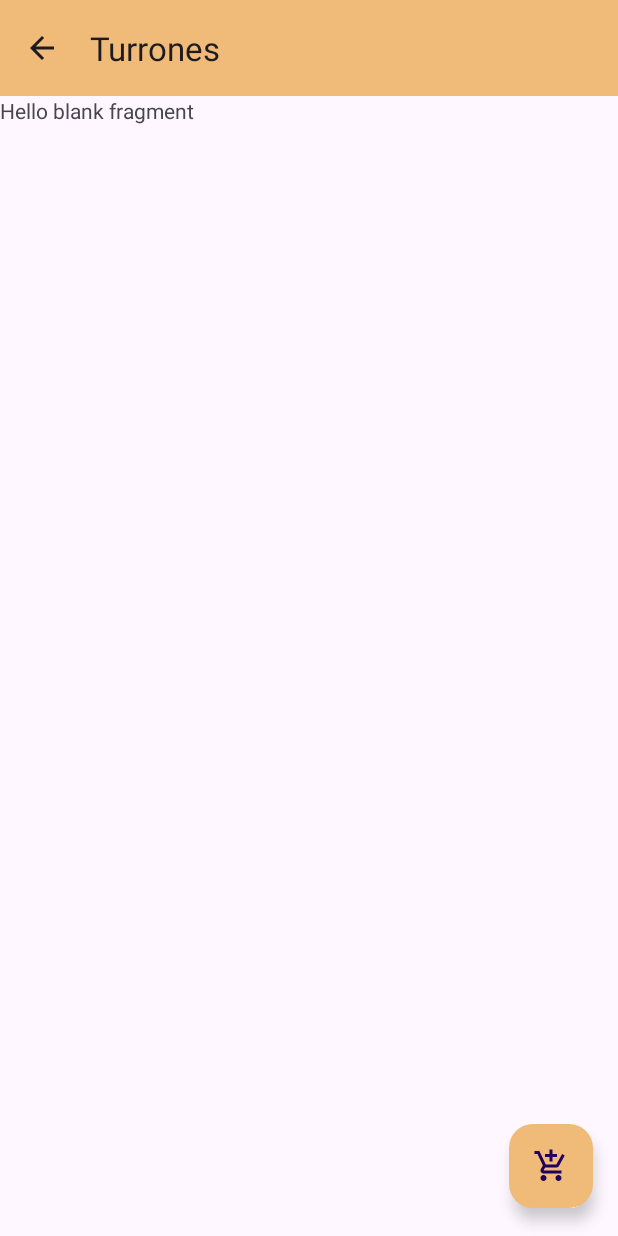
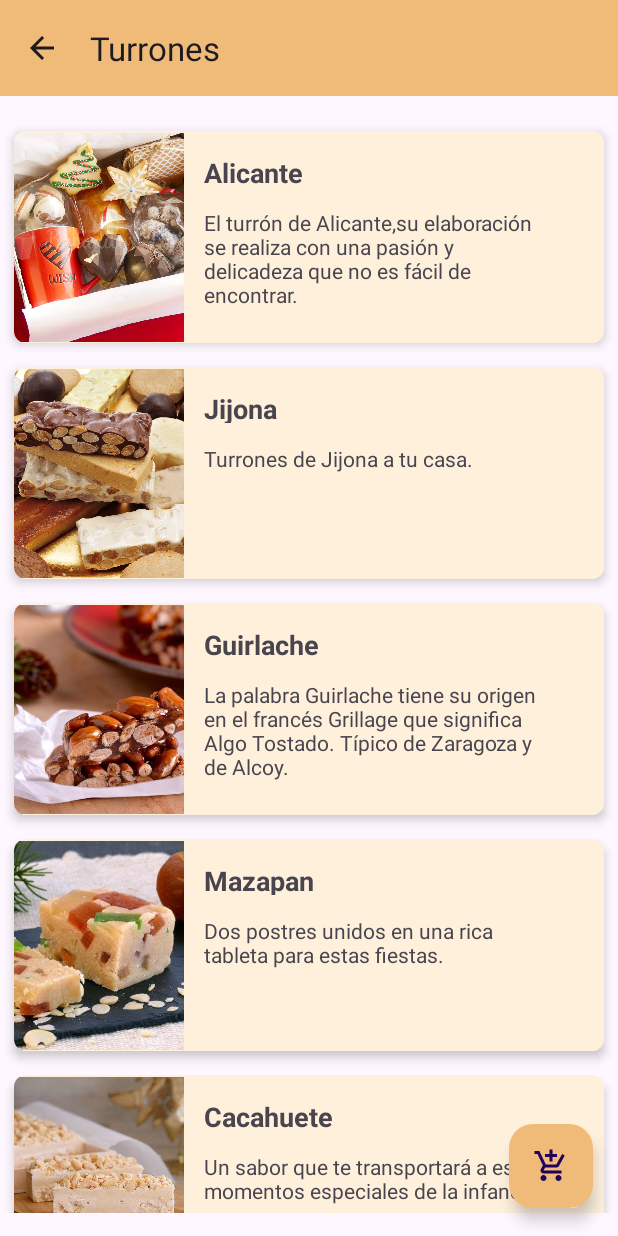
Before and after one commit to navfer/turrones-clasico, an Android app: the screen it shows after launch (MainActivity), after a tap on "Turrones", on a phone screen of 412 x 824 dp. Run offline under Robolectric (Android 15) with nearby library versions, the phone set to English and light mode, and no system bars.

Commit message:
navegacion a las subcategorias

```diff
--- a/app/src/main/java/com/navfer/turronesvegabajaclasico/Categoria.kt
+++ b/app/src/main/java/com/navfer/turronesvegabajaclasico/Categoria.kt
@@ -125,10 +125,15 @@ data class Categoria(
             listaCategorias.add(Categoria("Turrones", R.drawable.turron_imagen, "Turrones de todas las clases.", true, subcategorias = subTurrones))
             listaCategorias.add(Categoria("Pasteleria", R.drawable.pasteleria_imagen, "Nuestra sección de pastelería con todo lo necesario para estas fiestas.", true, subcategorias = subPasteleria))
             listaCategorias.add(Categoria("Packs", R.drawable.pack_imagen, "Nuestros pack combinados, las mejores selecciones para todos los gustos.", true, productos = productosPacks))
-
         }
 
         fun getCategorias(): List<Categoria> = listaCategorias
+
+        fun getSubcategorias(nombre:String): List<Categoria>{
+            val categorias = Categoria.getCategorias().find { it.nombre == nombre }
+            val sub = categorias?.subcategorias ?: listOf()
+            return sub
+        }
     }
 
     fun addProducto(producto: Producto) {
--- a/app/src/main/java/com/navfer/turronesvegabajaclasico/MainFragment.kt
+++ b/app/src/main/java/com/navfer/turronesvegabajaclasico/MainFragment.kt
@@ -9,7 +9,6 @@ import android.widget.LinearLayout
 import androidx.recyclerview.widget.GridLayoutManager
 import androidx.recyclerview.widget.LinearLayoutManager
 import androidx.recyclerview.widget.RecyclerView
-
 
 class MainFragment : Fragment() {
     override fun onCreate(savedInstanceState: Bundle?) {
@@ -42,13 +41,11 @@ class MainFragment : Fragment() {
                 //PULSAMOS EN SECCION DE PASTELERIA
                 "Pasteleria" -> {
                     (activity as? MainActivity)?.cambiarFragmento(PasteleriaSeccionFragment.newInstance(), "Pastelería")
-
                 }
 
                 //PULSAMOS EN SECCION DE PACK Y COMBINADOS
                 "Packs" -> {
                     (activity as? MainActivity)?.cambiarFragmento(CombinadosFragment.newInstance(), "Packs y combinados")
-
                 }
             }
         }
--- a/app/src/main/java/com/navfer/turronesvegabajaclasico/TurronesSeccionFragment.kt
+++ b/app/src/main/java/com/navfer/turronesvegabajaclasico/TurronesSeccionFragment.kt
@@ -5,6 +5,8 @@ import androidx.fragment.app.Fragment
 import android.view.LayoutInflater
 import android.view.View
 import android.view.ViewGroup
+import androidx.recyclerview.widget.LinearLayoutManager
+import androidx.recyclerview.widget.RecyclerView
 
 
 class TurronesSeccionFragment : Fragment() {
@@ -26,4 +28,45 @@ class TurronesSeccionFragment : Fragment() {
         return inflater.inflate(R.layout.fragment_turrones_seccion, container, false)
     }
 
+    override fun onViewCreated(view: View, savedInstanceState: Bundle?) {
+        super.onViewCreated(view, savedInstanceState)
+        val recyclerView: RecyclerView = view.findViewById(R.id.recyclerView)
+
+        // Configuración del RecyclerView
+        val sub = Categoria.getSubcategorias("Turrones")
+        val adaptador = CategoriaAdaptador(sub) { seleccion ->
+
+            when(seleccion.nombre){
+
+                "Alicante" -> {
+
+                }
+
+                "jijona" -> {
+
+                }
+
+                "Guirlache" ->{
+
+                }
+
+                "Mazapan" -> {
+
+                }
+
+                "Cacahuete" -> {
+
+                }
+
+                "A la piedra" -> {
+
+                }
+            }
+        }
+
+        val layoutManager = LinearLayoutManager(requireContext())
+        recyclerView.layoutManager = layoutManager
+        recyclerView.adapter = adaptador
+    }
+
 }
--- a/app/src/main/res/layout/card_categoria.xml
+++ b/app/src/main/res/layout/card_categoria.xml
@@ -11,14 +11,14 @@
 
     <androidx.constraintlayout.widget.ConstraintLayout
         android:layout_width="match_parent"
-        android:layout_height="wrap_content"
+        android:layout_height="141dp"
         android:background="@color/secundario">
 
 
         <ImageView
             android:id="@+id/imagenCategoria"
-            android:layout_width="100dp"
-            android:layout_height="100dp"
+            android:layout_width="113dp"
+            android:layout_height="139dp"
             android:scaleType="centerCrop"
             app:layout_constraintBottom_toBottomOf="parent"
             app:layout_constraintStart_toStartOf="parent"
@@ -33,20 +33,20 @@
             android:textStyle="bold"
             app:layout_constraintBottom_toBottomOf="parent"
             app:layout_constraintEnd_toEndOf="parent"
-            app:layout_constraintHorizontal_bias="0.587"
+            app:layout_constraintHorizontal_bias="0.659"
             app:layout_constraintStart_toStartOf="parent"
             app:layout_constraintTop_toTopOf="parent"
-            app:layout_constraintVertical_bias="0.205" />
+            app:layout_constraintVertical_bias="0.126" />
 
         <TextView
             android:id="@+id/descripcionCategoria"
-            android:layout_width="254dp"
-            android:layout_height="43dp"
+            android:layout_width="230dp"
+            android:layout_height="79dp"
             android:layout_marginTop="14dp"
             android:text="Esta va a ser la descripcion de la categoría."
             app:layout_constraintBottom_toBottomOf="parent"
             app:layout_constraintEnd_toEndOf="parent"
-            app:layout_constraintHorizontal_bias="0.808"
+            app:layout_constraintHorizontal_bias="0.775"
             app:layout_constraintStart_toStartOf="parent"
             app:layout_constraintTop_toBottomOf="@+id/nombreCategoria"
             app:layout_constraintVertical_bias="0.0" />
--- a/app/src/main/res/layout/fragment_turrones_seccion.xml
+++ b/app/src/main/res/layout/fragment_turrones_seccion.xml
@@ -1,14 +1,23 @@
 <?xml version="1.0" encoding="utf-8"?>
 <FrameLayout xmlns:android="http://schemas.android.com/apk/res/android"
+    xmlns:app="http://schemas.android.com/apk/res-auto"
     xmlns:tools="http://schemas.android.com/tools"
     android:layout_width="match_parent"
     android:layout_height="match_parent"
     tools:context=".TurronesSeccionFragment">
 
-    <!-- TODO: Update blank fragment layout -->
-    <TextView
+
+    <androidx.constraintlayout.widget.ConstraintLayout
         android:layout_width="match_parent"
-        android:layout_height="match_parent"
-        android:text="@string/hello_blank_fragment" />
+        android:layout_height="match_parent">
 
+        <androidx.recyclerview.widget.RecyclerView
+            android:id= "@+id/recyclerView"
+            android:layout_width="409dp"
+            android:layout_height="729dp"
+            app:layout_constraintBottom_toBottomOf="parent"
+            app:layout_constraintEnd_toEndOf="parent"
+            app:layout_constraintStart_toStartOf="parent"
+            app:layout_constraintTop_toTopOf="parent" />
+    </androidx.constraintlayout.widget.ConstraintLayout>
 </FrameLayout>
```
Also changed, not shown: app/src/main/java/com/navfer/turronesvegabajaclasico/PasteleriaSeccionFragment.kt (+18 -0 lines), app/src/main/res/layout/fragment_pasteleria_seccion.xml (+13 -4 lines).
